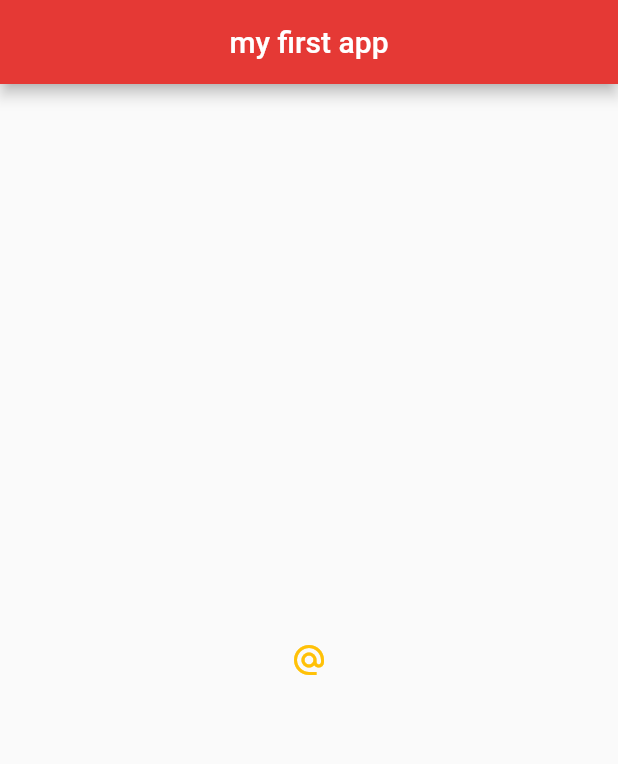
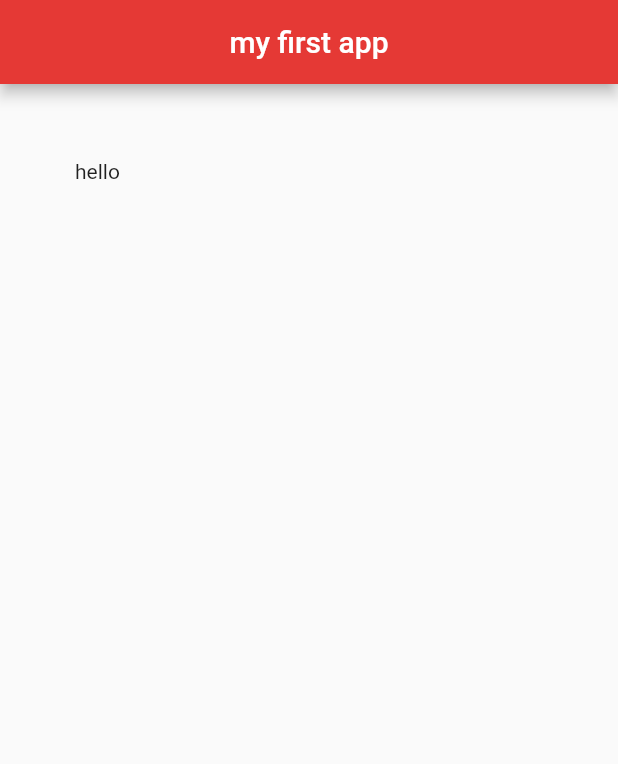
Before and after one commit to hi-ilkin/LearningFlutter, a Flutter app: the screen it shows after launch, on a phone screen of 412 x 824 dp. Shown: the top 764 px of the screen. Run offline on Flutter 3.47's test engine with Material 2 defaults, Android fonts, the phone set to English and light mode, and no system bars.

Commit message:
#10 - Container and padding example

```diff
--- a/lib/main.dart
+++ b/lib/main.dart
@@ -15,40 +15,19 @@ class Home extends StatelessWidget {
         backgroundColor: Colors.red[600],
         centerTitle: true,
       ),
-      body: Center(
-        // Adding icon
-        // child: Icon(
-        //   Icons.airport_shuttle,
-        //   color: Colors.lightBlue,
-        //   size: 50,
+
+      // Container example
+      // body: Container(
+      //   padding: EdgeInsets.symmetric(horizontal: 10.0, vertical: 20.0),
+      //   margin: EdgeInsets.fromLTRB(10.0, 20.0, 30.0, 40.0),
+      //   color: Colors.grey[400],
+      //   child: Text('hello'),
         // ),
+        body: Padding(
+          padding: EdgeInsets.all(50.0),
+          child: Text('hello'),
+        ),
 
-        // Simple button
-        // child: ElevatedButton(
-        //   onPressed: () {
-        //     print('Button clicked');
-        //   },
-        //   child: Text('CLick Me'),
-        // )
-
-        // ElevatedButton with icon and style
-        // child: ElevatedButton.icon(
-        //   onPressed: () {},
-        //   label: Text('text me'),
-        //   icon: Icon(
-        //     Icons.chat,
-        //   ),
-        //   style: ElevatedButton.styleFrom(
-        //     primary: Colors.amber,
-        //   ),
-        // )
-
-        child: IconButton(
-          onPressed: () {print('You clicked an icon button');},
-          icon: Icon(Icons.alternate_email),
-          color: Colors.amber
-        )
-      ),
 
       floatingActionButton: FloatingActionButton(
         child: Text('click'),
```
